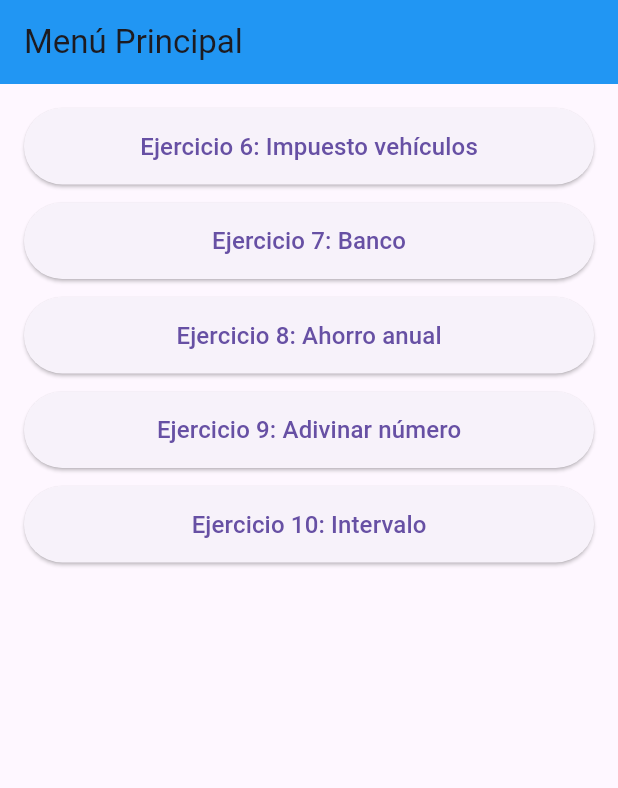
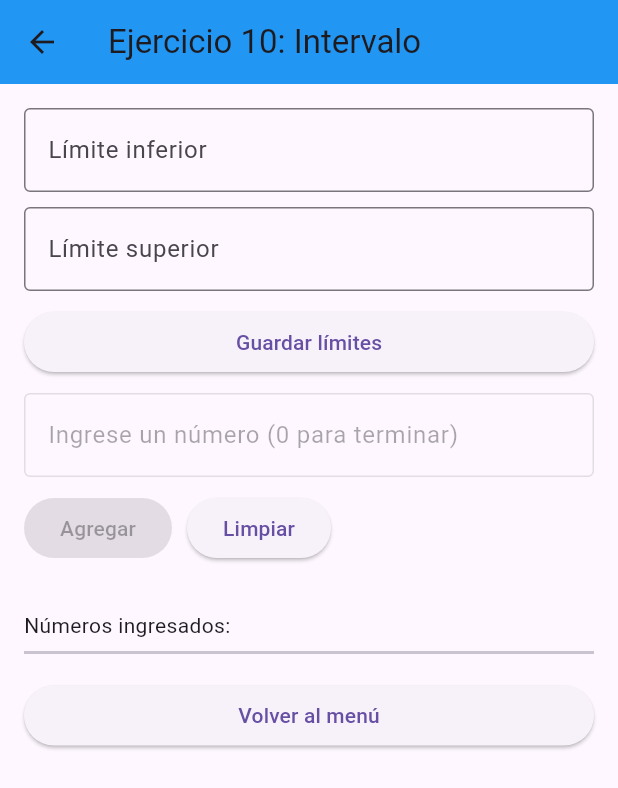
Before and after one commit to GabrielBaezJ/Aplicaciones_Moviles_Tarea_1, a Flutter app: the screen it shows after launch, after a tap on "Ejercicio 10: Intervalo", on a phone screen of 412 x 824 dp. Shown: the top 788 px of the screen. Run offline on Flutter 3.47's test engine with Material 3 defaults, Android fonts, the phone set to English and light mode, and no system bars.

Commit message:
Ejercicos 9 y 10

```diff
--- /dev/null
+++ b/lib/logica/ejercicio10_logica.dart
@@ -0,0 +1,55 @@
+class Ejercicio10Logica {
+  //variables
+  int inferior = 0;
+  int superior = 0;
+  bool limitesListos = false;
+  bool terminado = false;
+  int suma = 0;
+  int fuera = 0;
+  bool igualLimite = false;
+  List<int> numeros = [];
+
+  //guardar los limites (si el inferior es mayor no se acepta)
+  bool definirLimites(int inf, int sup) {
+    if (inf > sup) {
+      return false;
+    }
+    inferior = inf;
+    superior = sup;
+    limitesListos = true;
+    return true;
+  }
+
+  //calculos
+  void agregarNumero(int n) {
+    //con el 0 se termina
+    if (n == 0) {
+      terminado = true;
+      return;
+    }
+
+    numeros.add(n);
+
+    if (n > inferior && n < superior) {
+      //dentro del intervalo
+      suma += n;
+    } else if (n < inferior || n > superior) {
+      //fuera del intervalo
+      fuera++;
+    } else {
+      //igual a un limite
+      igualLimite = true;
+    }
+  }
+
+  void limpiar() {
+    inferior = 0;
+    superior = 0;
+    limitesListos = false;
+    terminado = false;
+    suma = 0;
+    fuera = 0;
+    igualLimite = false;
+    numeros.clear();
+  }
+}
--- a/lib/main.dart
+++ b/lib/main.dart
@@ -4,6 +4,8 @@ import 'pantalla/menu_pantalla.dart';
 import 'pantalla/ejercicio6_pantalla.dart';
 import 'pantalla/ejercicio7_pantalla.dart';
 import 'pantalla/ejercicio8_pantalla.dart';
+import 'pantalla/ejercicio9_pantalla.dart';
+import 'pantalla/ejercicio10_pantalla.dart';
 
 
 void main() {
@@ -25,8 +27,8 @@ class MyApp extends StatelessWidget {
         '/ejercicio6': (context) => const Ejercicio6Pantalla(),
         '/ejercicio7': (context) => const Ejercicio7Pantalla(),
         '/ejercicio8': (context) => const Ejercicio8Pantalla(),
-        /*'/ejercicio9': (context) => const Ejercicio9Pantalla(),
-        '/ejercicio10': (context) => const Ejercicio10Pantalla(),*/
+        '/ejercicio9': (context) => const Ejercicio9Pantalla(),
+        '/ejercicio10': (context) => const Ejercicio10Pantalla(),
       },
     );
   }
--- /dev/null
+++ b/lib/pantalla/ejercicio10_pantalla.dart
@@ -0,0 +1,156 @@
+import 'package:flutter/material.dart';
+import '../logica/ejercicio10_logica.dart';
+
+//Definir la clase principal
+/*Pasos:
+ 1. Declarar la clase Ejercicio10Pantalla que extiende StatefulWidget.
+*/
+class Ejercicio10Pantalla extends StatefulWidget {
+  const Ejercicio10Pantalla({super.key});
+
+  @override
+  State<Ejercicio10Pantalla> createState() => _Ejercicio10PantallaState();
+}
+
+// 2. Implementar
+class _Ejercicio10PantallaState extends State<Ejercicio10Pantalla> {
+  //LOGICA
+  //mapeo de objetos
+  final inferiorCtrl = TextEditingController();
+  final superiorCtrl = TextEditingController();
+  final numeroCtrl = TextEditingController();
+  //instancia de la clase logica
+  final Ejercicio10Logica logica = Ejercicio10Logica();
+  //variables
+  String mensaje = '';
+
+  //guardar limites
+  void guardarLimites() {
+    final inf = int.tryParse(inferiorCtrl.text);
+    final sup = int.tryParse(superiorCtrl.text);
+    setState(() {
+      if (inf == null || sup == null) {
+        mensaje = 'Ingrese los dos límites';
+      } else if (!logica.definirLimites(inf, sup)) {
+        //volver a pedir
+        mensaje = 'El límite inferior no puede ser mayor que el superior';
+        inferiorCtrl.clear();
+        superiorCtrl.clear();
+      } else {
+        mensaje = '';
+      }
+    });
+  }
+
+  //calculos
+  void agregar() {
+    final n = int.tryParse(numeroCtrl.text);
+    setState(() {
+      if (n == null) {
+        mensaje = 'Ingrese un número válido';
+      } else {
+        logica.agregarNumero(n);
+        numeroCtrl.clear();
+        mensaje = '';
+      }
+    });
+  }
+
+  void limpiar() {
+    inferiorCtrl.clear();
+    superiorCtrl.clear();
+    numeroCtrl.clear();
+    setState(() {
+      logica.limpiar();
+      mensaje = '';
+    });
+  }
+
+  //Diseño
+  @override
+  Widget build(BuildContext context) {
+    return Scaffold(
+      appBar: AppBar(
+        title: const Text('Ejercicio 10: Intervalo'),
+        backgroundColor: Colors.blue,
+      ),
+      body: Padding(
+        padding: const EdgeInsets.all(16),
+        child: ListView(
+          children: [
+            //campos de los limites
+            TextField(
+              controller: inferiorCtrl,
+              keyboardType: TextInputType.number,
+              decoration: const InputDecoration(
+                labelText: 'Límite inferior',
+                border: OutlineInputBorder(),
+              ),
+              enabled: !logica.limitesListos,
+            ),
+            const SizedBox(height: 10),
+            TextField(
+              controller: superiorCtrl,
+              keyboardType: TextInputType.number,
+              decoration: const InputDecoration(
+                labelText: 'Límite superior',
+                border: OutlineInputBorder(),
+              ),
+              enabled: !logica.limitesListos,
+            ),
+            const SizedBox(height: 10),
+            ElevatedButton(
+              onPressed: logica.limitesListos ? null : guardarLimites,
+              child: const Text('Guardar límites'),
+            ),
+            const SizedBox(height: 10),
+            //campo de los numeros
+            TextField(
+              controller: numeroCtrl,
+              keyboardType: TextInputType.number,
+              decoration: const InputDecoration(
+                labelText: 'Ingrese un número (0 para terminar)',
+                border: OutlineInputBorder(),
+              ),
+              enabled: logica.limitesListos && !logica.terminado,
+            ),
+            const SizedBox(height: 10),
+            //botones
+            Wrap(
+              spacing: 10,
+              children: [
+                ElevatedButton(
+                  onPressed: logica.limitesListos && !logica.terminado ? agregar : null,
+                  child: const Text('Agregar'),
+                ),
+                ElevatedButton(onPressed: limpiar, child: const Text('Limpiar')),
+              ],
+            ),
+            Text(mensaje, style: const TextStyle(color: Colors.red)),
+            const SizedBox(height: 10),
+            //numeros ingresados
+            Text('Números ingresados: ${logica.numeros.join(', ')}'),
+            const Divider(thickness: 2),
+            //resultado (solo cuando se ingresa el 0)
+            if (logica.terminado) ...[
+              Text('Intervalo: (${logica.inferior}, ${logica.superior})'),
+              Text('Suma dentro del intervalo: ${logica.suma}'),
+              Text('Números fuera del intervalo: ${logica.fuera}'),
+              Text(
+                logica.igualLimite
+                    ? 'Sí se ingresó un número igual a los límites'
+                    : 'No se ingresó ningún número igual a los límites',
+                style: const TextStyle(fontSize: 18, fontWeight: FontWeight.bold, color: Colors.green),
+              ),
+            ],
+            const SizedBox(height: 10),
+            ElevatedButton(
+              onPressed: () => Navigator.pop(context),
+              child: const Text('Volver al menú'),
+            ),
+          ],
+        ),
+      ),
+    );
+  }
+}
```
Also changed, not shown: lib/logica/ejercicio9_logica.dart (added, +47 -0 lines), lib/pantalla/ejercicio9_pantalla.dart (added, +110 -0 lines).
